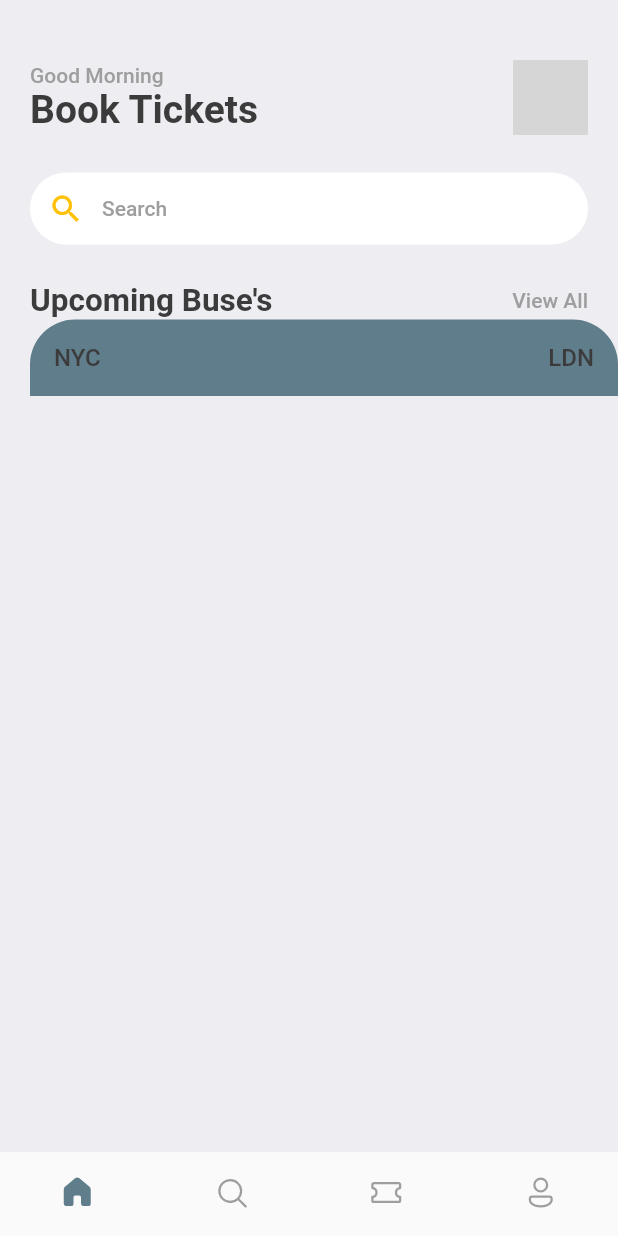
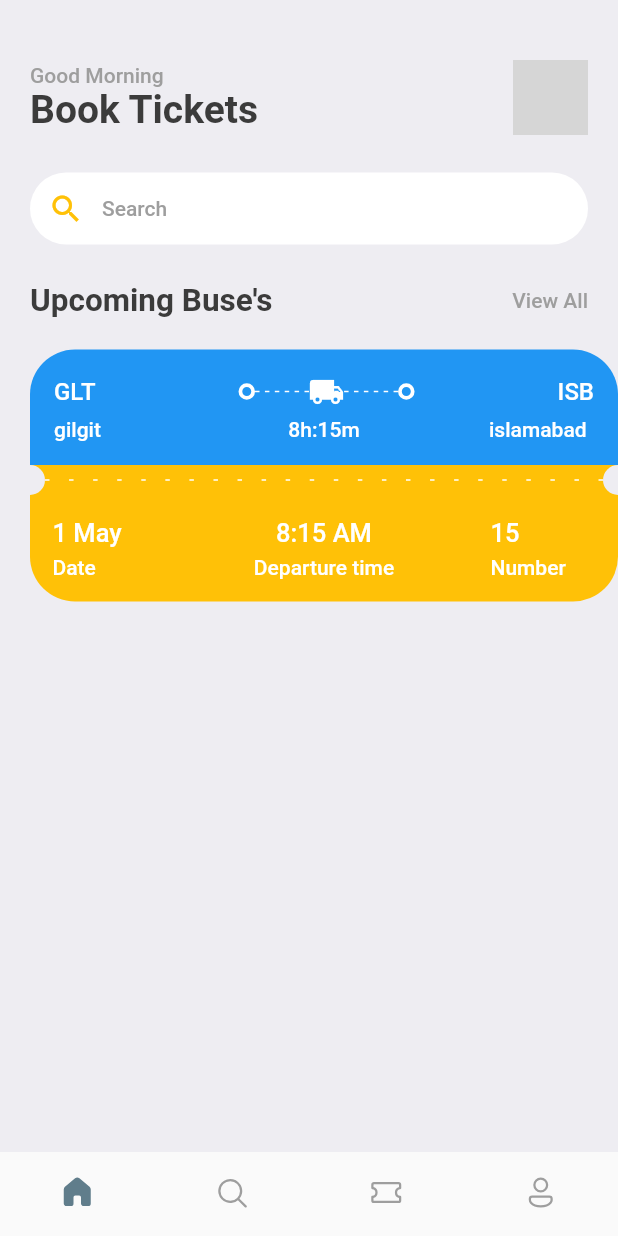
Before and after one commit to Hasnainhai/bookTickets, a Flutter app: the screen it shows after launch, on a phone screen of 412 x 824 dp. Run offline on Flutter 3.47's test engine with Material 2 defaults, Android fonts, the phone set to English and light mode, and no system bars; our stand-ins replace fluentui_icons; network calls fail; grey boxes are pictures that could not be loaded.

Commit message:
partial_ticket_design

```diff
--- a/lib/screens/homeScreen/homeScreen.dart
+++ b/lib/screens/homeScreen/homeScreen.dart
@@ -91,6 +91,7 @@ class _HomeScreenState extends State<HomeScreen> {
               ],
             ),
           ),
+          const SizedBox(height: 20.0),
           const TicketView(),
         ],
       ),
--- /dev/null
+++ b/lib/screens/homeScreen/widgets/thickContainer.dart
@@ -0,0 +1,16 @@
+import 'package:flutter/material.dart';
+
+class ThickContainer extends StatelessWidget {
+  const ThickContainer({super.key});
+
+  @override
+  Widget build(BuildContext context) {
+    return Container(
+      padding: const EdgeInsets.all(3.0),
+      decoration: BoxDecoration(
+        border: Border.all(width: 2.5, color: Colors.white),
+        borderRadius: BorderRadius.circular(20.0),
+      ),
+    );
+  }
+}
--- a/lib/view_model/ticket_view.dart
+++ b/lib/view_model/ticket_view.dart
@@ -1,3 +1,4 @@
+import 'package:book_tickets/screens/homeScreen/widgets/thickContainer.dart';
 import 'package:book_tickets/utilils/appLayOut.dart';
 import 'package:book_tickets/utilils/app_styles.dart';
 import 'package:flutter/material.dart';
@@ -22,7 +23,7 @@ class _TicketViewState extends State<TicketView> {
           children: [
             Container(
               decoration: const BoxDecoration(
-                color: Colors.blueGrey,
+                color: Colors.blue,
                 borderRadius: BorderRadius.only(
                   topLeft: Radius.circular(30.0),
                   topRight: Radius.circular(30.0),
@@ -32,21 +33,207 @@ class _TicketViewState extends State<TicketView> {
               child: Column(
                 children: [
                   Row(
+                    children: [
+                      Text(
+                        'GLT',
+                        style: Styles.textStyle.copyWith(color: Colors.white),
+                      ),
+                      Expanded(child: Container()),
+                      const ThickContainer(),
+                      Expanded(
+                        child: Stack(
+                          children: [
+                            SizedBox(
+                              height: 24.0,
+                              child: LayoutBuilder(
+                                builder: (BuildContext context,
+                                    BoxConstraints constraints) {
+                                  return Flex(
+                                    direction: Axis.horizontal,
+                                    mainAxisAlignment:
+                                        MainAxisAlignment.spaceBetween,
+                                    mainAxisSize: MainAxisSize.max,
+                                    children: List.generate(
+                                      (constraints.constrainWidth() / 6)
+                                          .floor(),
+                                      (index) => SizedBox(
+                                        width: 3.0,
+                                        height: 1.0,
+                                        child: Container(
+                                          decoration: const BoxDecoration(
+                                            color: Colors.white,
+                                          ),
+                                        ),
+                                      ),
+                                    ),
+                                  );
+                                },
+                              ),
+                            ),
+                            Center(
+                              child: Transform.rotate(
+                                angle: 0.0,
+                                child: const Icon(
+                                  Icons.local_shipping,
+                                  color: Colors.white,
+                                ),
+                              ),
+                            ),
+                          ],
+                        ),
+                      ),
+                      const ThickContainer(),
+                      const Spacer(),
+                      Text(
+                        'ISB',
+                        style: Styles.textStyle.copyWith(color: Colors.white),
+                      ),
+                    ],
+                  ),
+                  const SizedBox(height: 5.0),
+                  Row(
                     mainAxisAlignment: MainAxisAlignment.spaceBetween,
                     children: [
-                      Text(
-                        'NYC',
-                        style: Styles.textStyle,
+                      SizedBox(
+                        width: 70.0,
+                        child: Text(
+                          'gilgit',
+                          style: Styles.headLine4.copyWith(color: Colors.white),
+                        ),
                       ),
                       Text(
-                        'LDN',
-                        style: Styles.textStyle,
+                        '8h:15m',
+                        style: Styles.headLine4.copyWith(color: Colors.white),
+                      ),
+                      SizedBox(
+                        width: 70.0,
+                        child: Text(
+                          'islamabad',
+                          style: Styles.headLine4.copyWith(color: Colors.white),
+                        ),
                       ),
                     ],
                   ),
                 ],
               ),
-            )
+            ),
+            Container(
+              color: Colors.amber,
+              child: Row(
+                children: [
+                  SizedBox(
+                    height: 20,
+                    width: 10.0,
+                    child: DecoratedBox(
+                      decoration: BoxDecoration(
+                        color: Styles.bgColor,
+                        borderRadius: const BorderRadius.only(
+                          topRight: Radius.circular(20.0),
+                          bottomRight: Radius.circular(20.0),
+                        ),
+                      ),
+                    ),
+                  ),
+                  // Expanded(child: Container()),
+                  Expanded(
+                    child: LayoutBuilder(
+                      builder:
+                          (BuildContext context, BoxConstraints constraints) {
+                        return Flex(
+                          direction: Axis.horizontal,
+                          mainAxisAlignment: MainAxisAlignment.spaceBetween,
+                          mainAxisSize: MainAxisSize.max,
+                          children: List.generate(
+                            (constraints.constrainWidth() / 15).floor(),
+                            (index) => SizedBox(
+                              width: 3.0,
+                              height: 1.0,
+                              child: Container(
+                                decoration: const BoxDecoration(
+                                  color: Colors.white,
+                                ),
+                              ),
+                            ),
+                          ),
+                        );
+                      },
+                    ),
+                  ),
+                  SizedBox(
+                    height: 20,
+                    width: 10.0,
+                    child: DecoratedBox(
+                      decoration: BoxDecoration(
+                        color: Styles.bgColor,
+                        borderRadius: const BorderRadius.only(
+                          topLeft: Radius.circular(20.0),
+                          bottomLeft: Radius.circular(20.0),
+                        ),
+                      ),
+                    ),
+                  ),
+                ],
+              ),
+            ),
+            Container(
+              padding: const EdgeInsets.all(15.0),
+              decoration: const BoxDecoration(
+                  color: Colors.amber,
+                  borderRadius: BorderRadius.only(
+                      bottomRight: Radius.circular(30.0),
+                      bottomLeft: Radius.circular(30.0))),
+              child: Column(
+                children: [
+                  Row(
+                    mainAxisAlignment: MainAxisAlignment.spaceBetween,
+                    children: [
+                      SizedBox(
+                        width: 70.0,
+                        child: Text(
+                          '1 May',
+                          style: Styles.headLine3.copyWith(color: Colors.white),
+                        ),
+                      ),
+                      Text(
+                        '8:15 AM',
+                        style: Styles.headLine3.copyWith(color: Colors.white),
+                      ),
+                      SizedBox(
+                        width: 70.0,
+                        child: Text(
+                          '15',
+                          style: Styles.headLine3.copyWith(color: Colors.white),
+                        ),
+                      ),
+                    ],
+                  ),
+                  const SizedBox(height: 5),
+                  Row(
+                    mainAxisAlignment: MainAxisAlignment.spaceBetween,
+                    children: [
+                      SizedBox(
+                        width: 70.0,
+                        child: Text(
+                          'Date',
+                          style: Styles.headLine4.copyWith(color: Colors.white),
+                        ),
+                      ),
+                      Text(
+                        'Departure time',
+                        style: Styles.headLine4.copyWith(color: Colors.white),
+                      ),
+                      SizedBox(
+                        width: 70.0,
+                        child: Text(
+                          'Number',
+                          style: Styles.headLine4.copyWith(color: Colors.white),
+                        ),
+                      ),
+                    ],
+                  ),
+                ],
+              ),
+            ),
           ],
         ),
       ),
```
